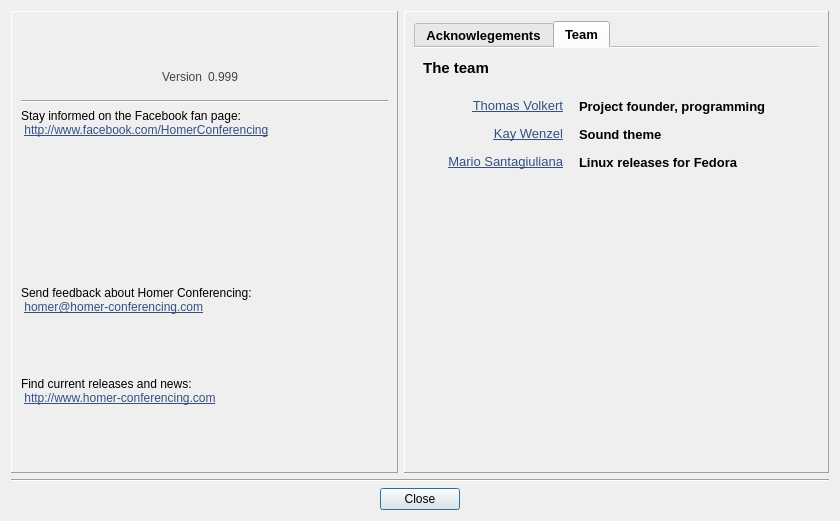
This is Homer/forms/Dialogs/VersionDialog.ui in Homer-Conferencing/Homer-Conferencing as Qt 5 draws it before an edit. The edited form follows.
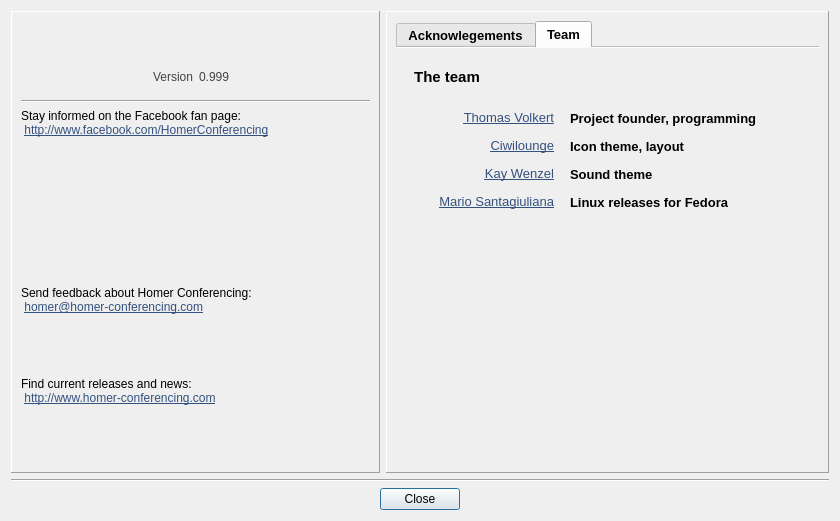
This is the edited form. The open tabs and pages were chosen to show the change. Icons and pictures are not drawn.

Diff of the .ui file:
```diff
--- a/Homer/forms/Dialogs/VersionDialog.ui
+++ b/Homer/forms/Dialogs/VersionDialog.ui
@@ -1754,11 +1754,6 @@
               <property name="frameShadow">
                <enum>QFrame::Raised</enum>
               </property>
-              <layout class="QGridLayout" name="gridLayout_3">
-               <property name="margin">
-                <number>0</number>
-               </property>
-               <item row="0" column="0">
                 <layout class="QVBoxLayout" name="verticalLayout_9">
                  <item>
                   <layout class="QHBoxLayout" name="horizontalLayout_14">
@@ -1818,7 +1813,7 @@
                    <property name="sizeHint" stdset="0">
                     <size>
                      <width>20</width>
-                     <height>10</height>
+                   <height>13</height>
                     </size>
                    </property>
                   </spacer>
@@ -1865,7 +1860,7 @@
 &lt;html&gt;&lt;head&gt;&lt;meta name=&quot;qrichtext&quot; content=&quot;1&quot; /&gt;&lt;style type=&quot;text/css&quot;&gt;
 p, li { white-space: pre-wrap; }
 &lt;/style&gt;&lt;/head&gt;&lt;body style=&quot; font-family:'Arial'; font-size:9pt; font-weight:400; font-style:normal;&quot;&gt;
-&lt;p style=&quot; margin-top:0px; margin-bottom:0px; margin-left:0px; margin-right:0px; -qt-block-indent:0; text-indent:0px;&quot;&gt;&lt;a href=&quot;mailto:thomas@homer-conferencing.com&quot;&gt;&lt;span style=&quot; font-size:10pt; text-decoration: underline; color:#33517e;&quot;&gt;Thomas Volkert&lt;/span&gt;&lt;/a&gt;&lt;/p&gt;&lt;/body&gt;&lt;/html&gt;</string>
+&lt;p style=&quot; margin-top:0px; margin-bottom:0px; margin-left:0px; margin-right:0px; -qt-block-indent:0; text-indent:0px;&quot;&gt;&lt;a href=&quot;mailto:thomas@homer-conferencing.com?subject=[Homer]&quot;&gt;&lt;span style=&quot; font-size:10pt; text-decoration: underline; color:#33517e;&quot;&gt;Thomas Volkert&lt;/span&gt;&lt;/a&gt;&lt;/p&gt;&lt;/body&gt;&lt;/html&gt;</string>
                      </property>
                      <property name="alignment">
                       <set>Qt::AlignRight|Qt::AlignTrailing|Qt::AlignVCenter</set>
@@ -1913,6 +1908,96 @@
                    </item>
                   </layout>
                  </item>
+               <item>
+                <layout class="QHBoxLayout" name="horizontalLayout_25" stretch="1,0,0,0,1">
+                 <item>
+                  <spacer name="horizontalSpacer_31">
+                   <property name="orientation">
+                    <enum>Qt::Horizontal</enum>
+                   </property>
+                   <property name="sizeType">
+                    <enum>QSizePolicy::Fixed</enum>
+                   </property>
+                   <property name="sizeHint" stdset="0">
+                    <size>
+                     <width>20</width>
+                     <height>20</height>
+                    </size>
+                   </property>
+                  </spacer>
+                 </item>
+                 <item>
+                  <widget class="QLabel" name="label_18">
+                   <property name="minimumSize">
+                    <size>
+                     <width>120</width>
+                     <height>22</height>
+                    </size>
+                   </property>
+                   <property name="maximumSize">
+                    <size>
+                     <width>120</width>
+                     <height>16777215</height>
+                    </size>
+                   </property>
+                   <property name="font">
+                    <font>
+                     <family>Arial</family>
+                    </font>
+                   </property>
+                   <property name="text">
+                    <string>&lt;!DOCTYPE HTML PUBLIC &quot;-//W3C//DTD HTML 4.0//EN&quot; &quot;http://www.w3.org/TR/REC-html40/strict.dtd&quot;&gt;
+&lt;html&gt;&lt;head&gt;&lt;meta name=&quot;qrichtext&quot; content=&quot;1&quot; /&gt;&lt;style type=&quot;text/css&quot;&gt;
+p, li { white-space: pre-wrap; }
+&lt;/style&gt;&lt;/head&gt;&lt;body style=&quot; font-family:'Arial'; font-size:10pt; font-weight:600; font-style:normal;&quot;&gt;
+&lt;p style=&quot; margin-top:0px; margin-bottom:0px; margin-left:0px; margin-right:0px; -qt-block-indent:0; text-indent:0px;&quot;&gt;&lt;a href=&quot;mailto:info@ciwilounge.de?subject=[Homer]&quot;&gt;&lt;span style=&quot; font-weight:400; text-decoration: underline; color:#33517e;&quot;&gt;Ciwilounge&lt;/span&gt;&lt;/a&gt;&lt;/p&gt;&lt;/body&gt;&lt;/html&gt;</string>
+                   </property>
+                   <property name="alignment">
+                    <set>Qt::AlignRight|Qt::AlignTrailing|Qt::AlignVCenter</set>
+                   </property>
+                   <property name="openExternalLinks">
+                    <bool>true</bool>
+                   </property>
+                  </widget>
+                 </item>
+                 <item>
+                  <spacer name="horizontalSpacer_32">
+                   <property name="orientation">
+                    <enum>Qt::Horizontal</enum>
+                   </property>
+                   <property name="sizeType">
+                    <enum>QSizePolicy::Fixed</enum>
+                   </property>
+                   <property name="sizeHint" stdset="0">
+                    <size>
+                     <width>10</width>
+                     <height>20</height>
+                    </size>
+                   </property>
+                  </spacer>
+                 </item>
+                 <item>
+                  <widget class="QLabel" name="label_19">
+                   <property name="text">
+                    <string>Icon theme, layout</string>
+                   </property>
+                  </widget>
+                 </item>
+                 <item>
+                  <spacer name="horizontalSpacer_23">
+                   <property name="orientation">
+                    <enum>Qt::Horizontal</enum>
+                   </property>
+                   <property name="sizeHint" stdset="0">
+                    <size>
+                     <width>40</width>
+                     <height>20</height>
+                    </size>
+                   </property>
+                  </spacer>
+                 </item>
+                </layout>
+               </item>
                  <item>
                   <layout class="QHBoxLayout" name="horizontalLayout_23" stretch="1,0,0,0,1">
                    <item>
@@ -1955,7 +2040,7 @@
 &lt;html&gt;&lt;head&gt;&lt;meta name=&quot;qrichtext&quot; content=&quot;1&quot; /&gt;&lt;style type=&quot;text/css&quot;&gt;
 p, li { white-space: pre-wrap; }
 &lt;/style&gt;&lt;/head&gt;&lt;body style=&quot; font-family:'Arial'; font-size:9pt; font-weight:400; font-style:normal;&quot;&gt;
-&lt;p style=&quot; margin-top:0px; margin-bottom:0px; margin-left:0px; margin-right:0px; -qt-block-indent:0; text-indent:0px;&quot;&gt;&lt;a href=&quot;mailto:kay.wenzel@homer-conferencing.com&quot;&gt;&lt;span style=&quot; font-size:10pt; text-decoration: underline; color:#33517e;&quot;&gt;Kay Wenzel&lt;/span&gt;&lt;/a&gt;&lt;/p&gt;&lt;/body&gt;&lt;/html&gt;</string>
+&lt;p style=&quot; margin-top:0px; margin-bottom:0px; margin-left:0px; margin-right:0px; -qt-block-indent:0; text-indent:0px;&quot;&gt;&lt;a href=&quot;mailto:kay.wenzel@homer-conferencing.com?subject=[Homer]&quot;&gt;&lt;span style=&quot; font-size:10pt; text-decoration: underline; color:#33517e;&quot;&gt;Kay Wenzel&lt;/span&gt;&lt;/a&gt;&lt;/p&gt;&lt;/body&gt;&lt;/html&gt;</string>
                      </property>
                      <property name="alignment">
                       <set>Qt::AlignRight|Qt::AlignTrailing|Qt::AlignVCenter</set>
@@ -2045,7 +2130,7 @@
 &lt;html&gt;&lt;head&gt;&lt;meta name=&quot;qrichtext&quot; content=&quot;1&quot; /&gt;&lt;style type=&quot;text/css&quot;&gt;
 p, li { white-space: pre-wrap; }
 &lt;/style&gt;&lt;/head&gt;&lt;body style=&quot; font-family:'Arial'; font-size:9pt; font-weight:400; font-style:normal;&quot;&gt;
-&lt;p style=&quot; margin-top:0px; margin-bottom:0px; margin-left:0px; margin-right:0px; -qt-block-indent:0; text-indent:0px;&quot;&gt;&lt;a href=&quot;mailto:fedora@marionline.it&quot;&gt;&lt;span style=&quot; font-size:10pt; text-decoration: underline; color:#33517e;&quot;&gt;Mario Santagiuliana&lt;/span&gt;&lt;/a&gt;&lt;/p&gt;&lt;/body&gt;&lt;/html&gt;</string>
+&lt;p style=&quot; margin-top:0px; margin-bottom:0px; margin-left:0px; margin-right:0px; -qt-block-indent:0; text-indent:0px;&quot;&gt;&lt;a href=&quot;mailto:fedora@marionline.it?subject=[Homer]&quot;&gt;&lt;span style=&quot; font-size:10pt; text-decoration: underline; color:#33517e;&quot;&gt;Mario Santagiuliana&lt;/span&gt;&lt;/a&gt;&lt;/p&gt;&lt;/body&gt;&lt;/html&gt;</string>
                      </property>
                      <property name="alignment">
                       <set>Qt::AlignRight|Qt::AlignTrailing|Qt::AlignVCenter</set>
@@ -2101,12 +2186,10 @@
                    <property name="sizeHint" stdset="0">
                     <size>
                      <width>20</width>
-                     <height>40</height>
+                   <height>200</height>
                     </size>
                    </property>
                   </spacer>
-                 </item>
-                </layout>
                </item>
               </layout>
              </widget>
```
Lines whose indentation alone changed are shown as unchanged.
